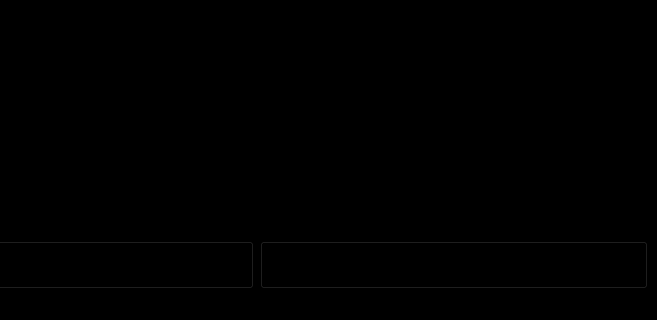
acmpesuecc/GrowPal, file transaction_cc.ui: the form before one commit; both pictures show x 143 to 800 and y 280 to 600 of the 800 by 600 pixel window.
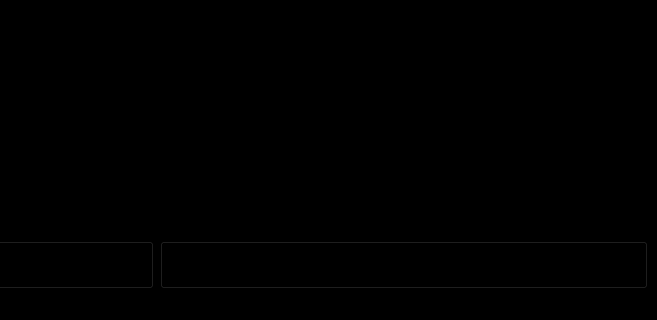
The form after the commit. Icons and pictures are not drawn.

Patch:
```diff
--- a/transaction_cc.ui
+++ b/transaction_cc.ui
@@ -114,7 +114,51 @@
       </item>
      </layout>
     </item>
-    <item row="2" column="1">
+    <item row="0" column="0">
+     <widget class="QLabel" name="label">
+      <property name="font">
+       <font>
+        <pointsize>36</pointsize>
+        <weight>75</weight>
+        <bold>true</bold>
+       </font>
+      </property>
+      <property name="text">
+       <string>Credit Card  </string>
+      </property>
+      <property name="alignment">
+       <set>Qt::AlignRight|Qt::AlignTrailing|Qt::AlignVCenter</set>
+      </property>
+     </widget>
+    </item>
+    <item row="0" column="1">
+     <widget class="QLabel" name="label_5">
+      <property name="text">
+       <string/>
+      </property>
+      <property name="pixmap">
+       <pixmap>card.svg</pixmap>
+      </property>
+     </widget>
+    </item>
+    <item row="2" column="0">
+     <widget class="QPushButton" name="pushButton_cancel">
+      <property name="font">
+       <font>
+        <pointsize>26</pointsize>
+        <weight>75</weight>
+        <bold>true</bold>
+       </font>
+      </property>
+      <property name="styleSheet">
+       <string notr="true"/>
+      </property>
+      <property name="text">
+       <string>Cancel </string>
+      </property>
+     </widget>
+    </item>
+    <item row="2" column="1" colspan="3">
      <widget class="QPushButton" name="pushButton_pay">
       <property name="font">
        <font>
@@ -131,20 +175,6 @@
       </property>
      </widget>
     </item>
-    <item row="0" column="0" colspan="2">
-     <widget class="QLabel" name="label">
-      <property name="font">
-       <font>
-        <pointsize>48</pointsize>
-        <weight>75</weight>
-        <bold>true</bold>
-       </font>
-      </property>
-      <property name="text">
-       <string>Credit Card  </string>
-      </property>
-     </widget>
-    </item>
    </layout>
   </widget>
   <widget class="QMenuBar" name="menubar">
```
Left out of the diff: 20 changed lines with no effect on the pictures.
